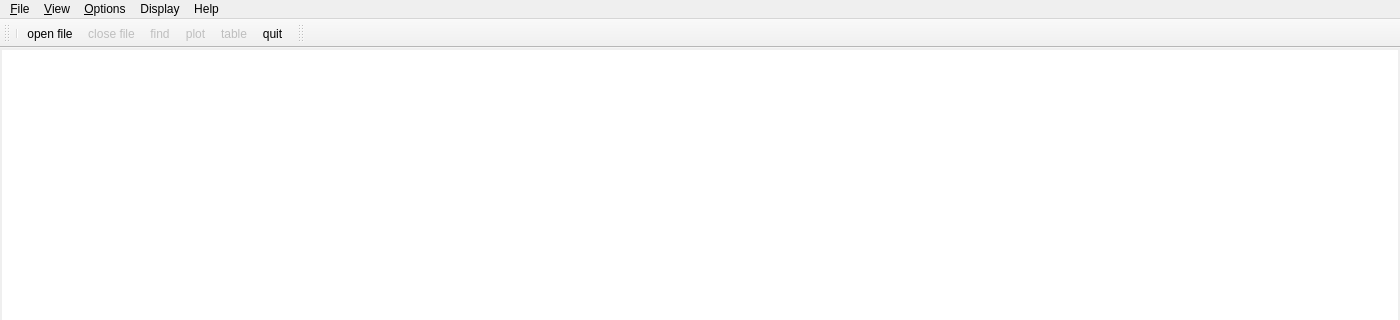
The window that MainWindow.ui (bendalab/NixView) describes before a commit, drawn with Qt 5; both pictures show x 0 to 1400 and y 0 to 320 of the 1400 by 788 pixel window.
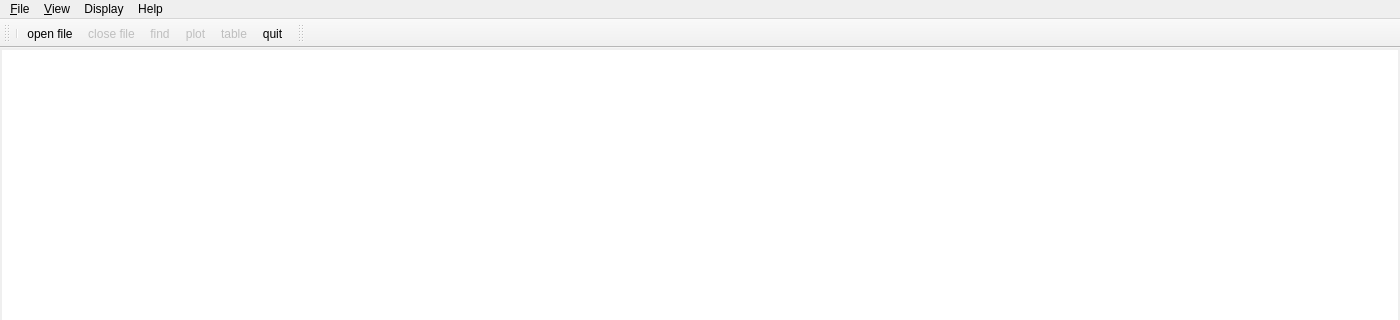
The same window after the commit. Icons and pictures are not drawn. Custom widgets are drawn as their Qt base class.

Commit message: [mainwindow] mv options to preferences to show up correctly in menu bar

What changed in the file:
```diff
--- a/MainWindow.ui
+++ b/MainWindow.ui
@@ -324,12 +324,6 @@
     <addaction name="separator"/>
     <addaction name="actionQuit"/>
    </widget>
-   <widget class="QMenu" name="menuOptions">
-    <property name="title">
-     <string>&amp;Options</string>
-    </property>
-    <addaction name="actionProperties"/>
-   </widget>
    <widget class="QMenu" name="menuView">
     <property name="title">
      <string>&amp;View</string>
@@ -355,7 +349,6 @@
    </widget>
    <addaction name="menuFile"/>
    <addaction name="menuView"/>
-   <addaction name="menuOptions"/>
    <addaction name="menuPlot"/>
    <addaction name="menuHelp"/>
   </widget>
```
Left out of the diff: 39 changed lines with no effect on the pictures.
